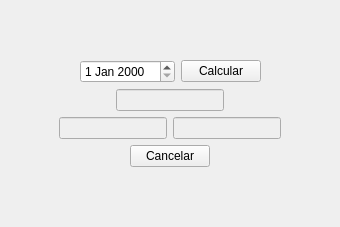
Qt form views/Views ui/calculateGainsUI.ui (ValenDD/Desktop_app_mechanical_workshop) before a commit.
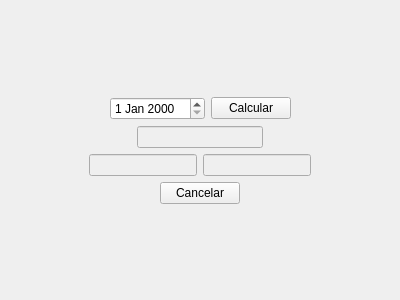
The same form after that commit.

Diff of the .ui file:
```diff
--- a/views/Views ui/calculateGainsUI.ui
+++ b/views/Views ui/calculateGainsUI.ui
@@ -6,8 +6,8 @@
    <rect>
     <x>0</x>
     <y>0</y>
-    <width>340</width>
-    <height>227</height>
+    <width>400</width>
+    <height>300</height>
    </rect>
   </property>
   <property name="windowTitle">
```
